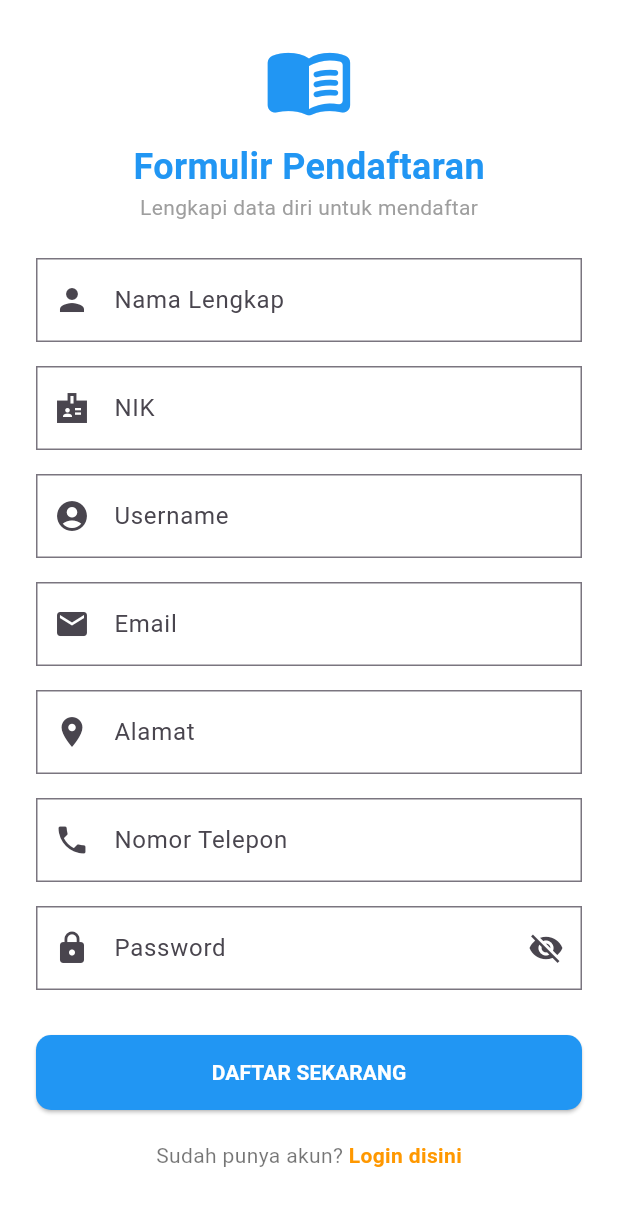
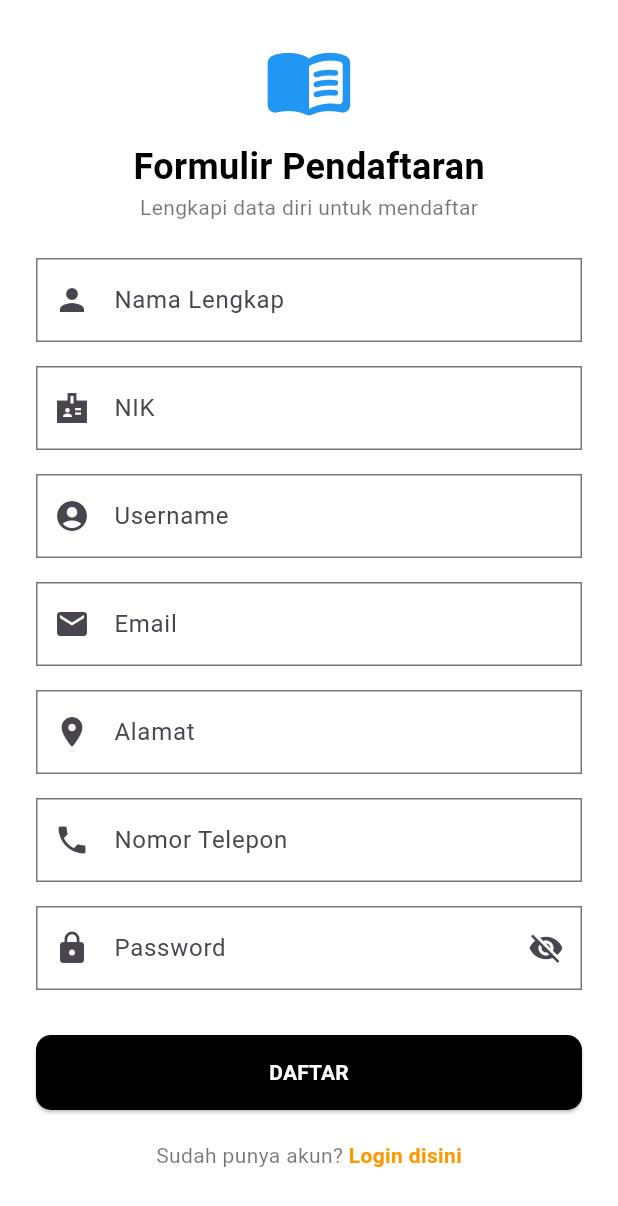
Before and after one commit to dimassyz/utspam_IF5B_0047_perpus, a Flutter app: the RegisterScreen screen opened directly, on a phone screen of 412 x 824 dp. Shown: the top 1206 px of the screen. Run offline on Flutter 3.47's test engine with Material 3 defaults, Android fonts, the phone set to English and light mode, and no system bars; our stand-ins replace shared_preferences, sqflite; accounts and stored records are empty.

Commit message:
perbaikan UI registrasi

```diff
--- a/lib/presentation/register_screen.dart
+++ b/lib/presentation/register_screen.dart
@@ -84,12 +84,12 @@ class _RegisterScreenState extends State<RegisterScreen> {
                 style: TextStyle(
                   fontSize: 24,
                   fontWeight: FontWeight.bold,
-                  color: Colors.blue,
+                  color: Colors.black,
                 ),
               ),
               const Text(
                 'Lengkapi data diri untuk mendaftar',
-                style: TextStyle(color: Colors.grey),
+                style: TextStyle(color: Colors.black54),
               ),
               const SizedBox(height: 24),
 
@@ -228,13 +228,13 @@ class _RegisterScreenState extends State<RegisterScreen> {
                       child: ElevatedButton(
                         onPressed: _handleRegister,
                         style: ElevatedButton.styleFrom(
-                          backgroundColor: Colors.blue,
+                          backgroundColor: Colors.black,
                           foregroundColor: Colors.white,
                           shape: RoundedRectangleBorder(
                             borderRadius: BorderRadius.circular(10),
                           ),
                         ),
-                        child: const Text('DAFTAR SEKARANG', style: TextStyle(fontWeight: FontWeight.bold)),
+                        child: const Text('DAFTAR', style: TextStyle(fontWeight: FontWeight.bold)),
                       ),
                     ),
 
```
